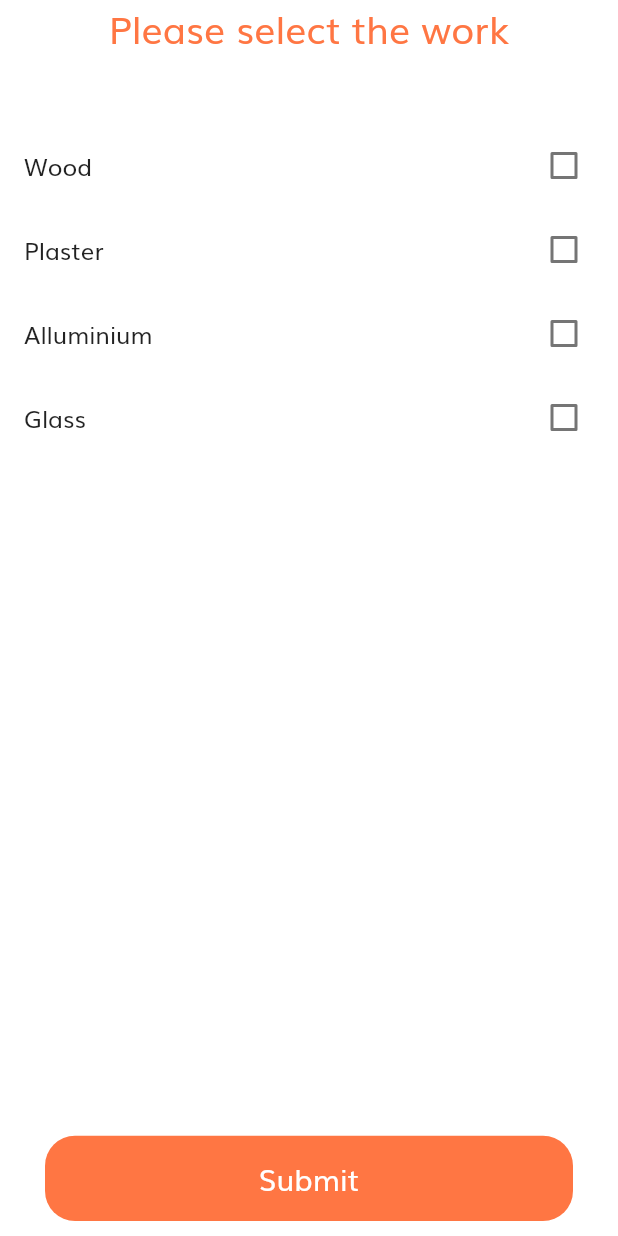
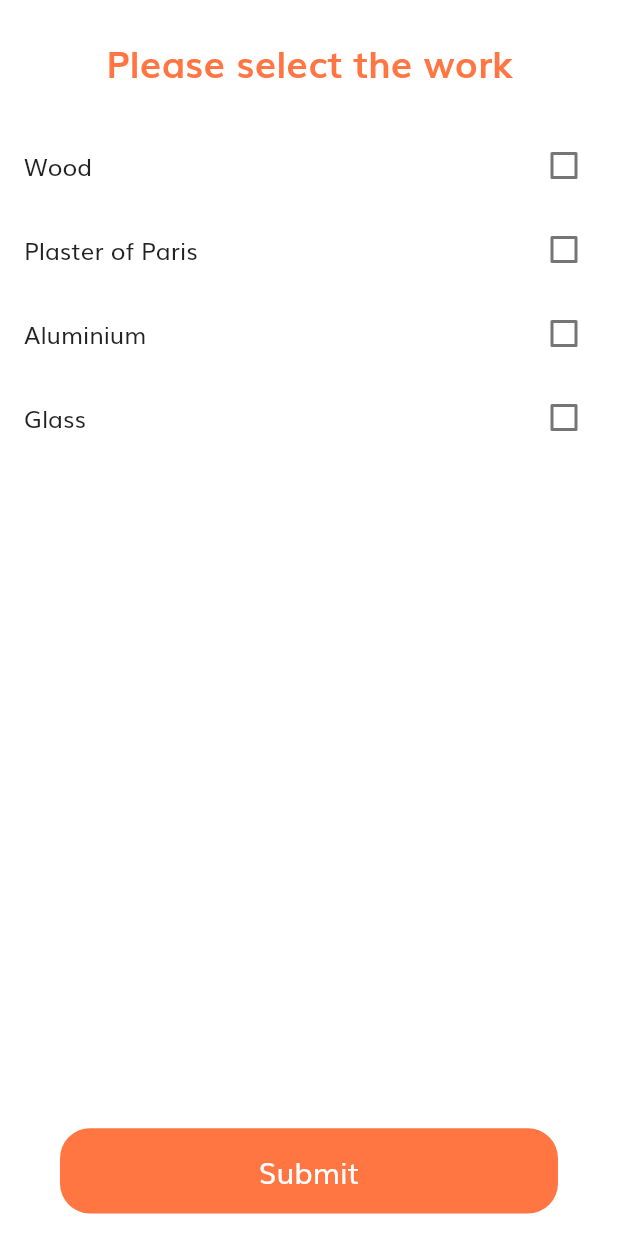
Before and after one commit to abdullahnajam/sakoon, a Flutter app: the HomeMaintanance screen opened by its route, on a phone screen of 412 x 824 dp. Run offline on Flutter 3.47's test engine with Material 2 defaults, Android fonts, the phone set to English and light mode, and no system bars.

Commit message:
done
changed somethings in homepage

```diff
--- a/sakoon/lib/screens/home_nav/home_maintance.dart
+++ b/sakoon/lib/screens/home_nav/home_maintance.dart
@@ -2,6 +2,7 @@ import 'package:flutter/cupertino.dart';
 import 'package:flutter/material.dart';
 import 'package:sakoon/components/default_button.dart';
 import 'package:sakoon/data/constants.dart';
+import 'package:sakoon/screens/home/home_screen.dart';
 class HomeMaintanance extends StatefulWidget {
   static String routeName = "/home_maintainance";
   @override
@@ -10,7 +11,7 @@ class HomeMaintanance extends StatefulWidget {
 
 class _HomeMaintananceState extends State<HomeMaintanance> {
   bool _isWoodChecked=false;
-  bool _isAlluminiumChecked=false;
+  bool _isAluminiumChecked=false;
   bool _isGlassChecked=false;
   bool _isPlasterChecked=false;
   @override
@@ -22,8 +23,10 @@ class _HomeMaintananceState extends State<HomeMaintanance> {
           children: [
             Expanded(
               flex: 1,
-              child: Container(
-                child: Text("Please select the work",textAlign: TextAlign.center,style: TextStyle(color: kPrimaryColor,fontSize: 25,fontWeight: FontWeight.w500),),
+              child:
+              Container(
+                alignment: Alignment.center,
+                child: Text("Please select the work",textAlign: TextAlign.center,style: TextStyle(color: kPrimaryColor,fontSize: 25,fontWeight: FontWeight.w600)),
               ),
             ),
             Expanded(
@@ -42,7 +45,7 @@ class _HomeMaintananceState extends State<HomeMaintanance> {
                       }
                   ),
                   CheckboxListTile(
-                      title: Text("Plaster"),
+                      title: Text("Plaster of Paris"),
                       value: _isPlasterChecked,
                       activeColor: kPrimaryColor,
                       onChanged: (bool value){
@@ -52,12 +55,12 @@ class _HomeMaintananceState extends State<HomeMaintanance> {
                       }
                   ),
                   CheckboxListTile(
-                      title: Text("Alluminium"),
-                      value: _isAlluminiumChecked,
+                      title: Text("Aluminium"),
+                      value: _isAluminiumChecked,
                       activeColor: kPrimaryColor,
                       onChanged: (bool value){
                         setState(() {
-                          _isAlluminiumChecked=value;
+                          _isAluminiumChecked=value;
                         });
                       }
                   ),
@@ -72,7 +75,6 @@ class _HomeMaintananceState extends State<HomeMaintanance> {
                       }
                   ),
 
-
                 ],
               ),
             ),
@@ -83,10 +85,10 @@ class _HomeMaintananceState extends State<HomeMaintanance> {
                 child: DefaultButton(
                   text: "Submit",
                   press: () {
-                    //Navigator.pushNamed(context, HomeScreen.routeName);
+                    Navigator.pushNamed(context, HomeScreen.routeName);
                   },
                 ),
-                margin: EdgeInsets.only(left: 30,right: 30,bottom: 10),
+                margin: EdgeInsets.only(left: 40,right: 40,bottom: 15),
               ),
             )
           ],
--- a/sakoon/lib/screens/sign_in/components/body.dart
+++ b/sakoon/lib/screens/sign_in/components/body.dart
@@ -36,15 +36,15 @@ class Body extends StatelessWidget {
                   mainAxisAlignment: MainAxisAlignment.center,
                   children: [
                     SocalCard(
-                      icon: "assets/icons/google-icon.svg",
+                      icon: "assets/images/google.png",
                       press: () {},
                     ),
                     SocalCard(
-                      icon: "assets/icons/facebook-2.svg",
+                      icon: "assets/images/facebook.png",
                       press: () {},
                     ),
                     SocalCard(
-                      icon: "assets/icons/twitter.svg",
+                      icon: "assets/images/tiwtter.png",
                       press: () {},
                     ),
                   ],
```
Also changed, not shown: sakoon/lib/screens/botton_nav/homePage.dart (+7 -8 lines), sakoon/assets/images/facebook.png, sakoon/assets/images/gmail.png (added), sakoon/assets/images/google.png (added), sakoon/assets/images/sukoon.png (added), sakoon/assets/images/tiwtter.png (added).
